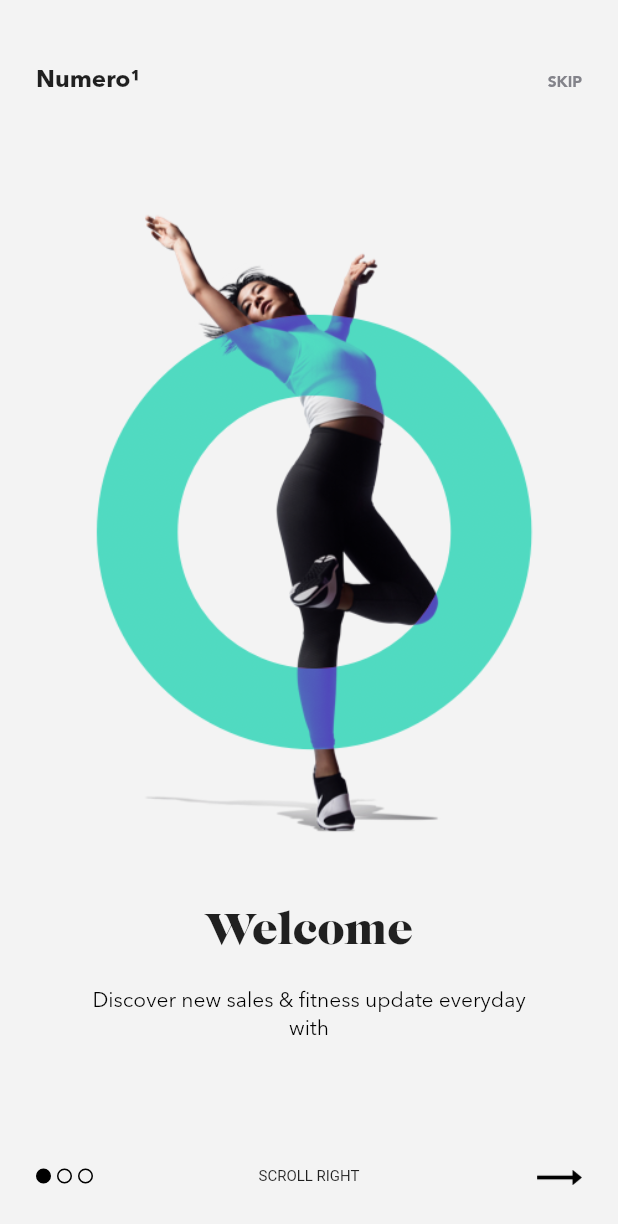
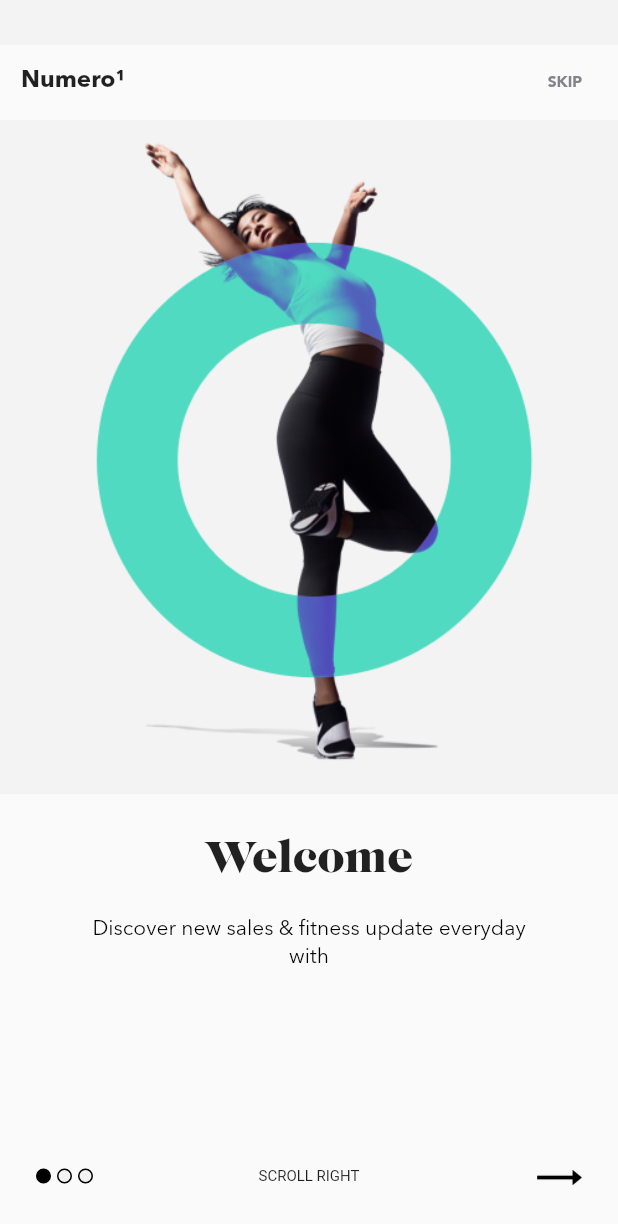
Before and after one commit to ioacode/FirstFlutter, a Flutter app: the screen it shows after launch, on a phone screen of 412 x 824 dp. Shown: the top 1224 px of the screen. Run offline on Flutter 3.47's test engine with Material 2 defaults, Android fonts, the phone set to English and light mode, and no system bars; drawn by our look-alikes of carousel_slider; Roboto replaces fonts that are missing (Avelir).

Commit message:
update intro story

```diff
--- a/lib/main.dart
+++ b/lib/main.dart
@@ -9,6 +9,43 @@ void main() => runApp(MaterialApp(
       home: HomePage(),
     ));
 
+
+//create position
+class settingPosition extends StatelessWidget {
+  @override
+  Widget build(BuildContext context) {
+    return Scaffold(
+      body: Column(
+        crossAxisAlignment: CrossAxisAlignment.stretch,
+        children: <Widget>[
+          Align(
+          alignment: Alignment.topCenter,
+          child: Container(
+            height: 80,
+            color: Colors.blue,
+            width: MediaQuery.of(context).size.width
+          ),
+        ), Expanded(
+          child: Container(
+            alignment: Alignment.center,
+            color: Colors.yellow,
+            width: MediaQuery.of(context).size.width
+          ),
+        ), Align(
+          alignment: Alignment.bottomCenter,
+          child: Container(
+            height: 80,
+            color: Colors.red,
+            width: MediaQuery.of(context).size.width
+          ),
+        )
+        ],
+      ),
+    );
+  }
+}
+
+//slider prosess
 class HomePage extends StatelessWidget {
   @override
   Widget build(BuildContext context) {
@@ -68,17 +105,20 @@ class _AppIntroState extends State<AppIntro> {
 
   @override
   Widget build(BuildContext context) {
-    return Column(
+    return Scaffold(
+      body: Column(
+        crossAxisAlignment: CrossAxisAlignment.stretch,
         children: <Widget>[
-        Container(
+          Align(
+            alignment: Alignment.topCenter,
+            child: Container(
+              height: 50,
               width: MediaQuery.of(context).size.width,
-          height: 50,
-          //color: Colors.cyanAccent, // Memberi warna pada container atas untuk perubahan warna
               child: Stack(
                 children: <Widget>[
                   Positioned(
                     top: 14,
-                left: 24,
+                    left: 14,
                     child: Text(
                       "Numero\u00B9",
                       style: TextStyle(fontFamily: "AvenirBold", fontSize: 16),
@@ -90,7 +130,7 @@ class _AppIntroState extends State<AppIntro> {
                     child: new Text(
                       widget.index == 2
                           ? "DONE"
-                      : "SKIP", //jika index sama dengan 2 response is DONE tapi jika tidak text SKIP
+                          : "SKIP",
                       style: TextStyle(
                           fontFamily: "SultanNahia",
                           fontSize: 14,
@@ -99,11 +139,13 @@ class _AppIntroState extends State<AppIntro> {
                   ),
                 ],
               ),
+            )
           ),
-        Container(
+          Expanded(
+             child: Container(
                 width: MediaQuery.of(context).size.width,
-          margin: EdgeInsets.only(top: 48),
                 height: MediaQuery.of(context).size.height - 208,
+                child: Center(
                   child: Column(children: <Widget>[
                     Image.asset(
                       imagePath[widget.index],
@@ -119,8 +161,7 @@ class _AppIntroState extends State<AppIntro> {
                     ),
                     Container(
                       margin: EdgeInsets.only(top: 20),
-              //padding: EdgeInsets.only(left: 24, right: 24),
-              padding: EdgeInsets.symmetric(horizontal: 55), //memberikan space left dan right dengan nilai yang sama
+                      padding: EdgeInsets.symmetric(horizontal: 55),
                       child: new RichText(
                           textAlign: TextAlign.center,
                           text: new TextSpan(
@@ -133,21 +174,147 @@ class _AppIntroState extends State<AppIntro> {
                     )
                   ]),
                 ),
-        Container(
-          margin: EdgeInsets.symmetric(horizontal: 24), //margin left and right handle with EdgeInsert.symetric horizontal
-          //color: Colors.red, //color from contrainer
-          height: 80, //height from margin
+          ),
+          ),
+          Align(
+            alignment: Alignment.bottomCenter,
+            child: Container(
+              margin: EdgeInsets.symmetric(horizontal: 24),
+              height: 80,
+              width: MediaQuery.of(context).size.width,
               child: Stack(children: <Widget>[
-            DotsIndicators(widget.index),  //function to indicator when select index position
+                DotsIndicators(widget.index),
                 Center(child: new Text(widget.index != 2 ? 'SCROLL RIGHT': '', style: TextStyle(fontFamily: "Avelir", fontSize:10),)),
                 Positioned(top: widget.index != 2 ? 36 : 0, right: 0,child: widget.index != 2 ? Image.asset('assets/images/arrow.png', width: 30,):  LetsGo()) //position right value like arrow right and change text in last index
               ],),
-        ), // memberi warna pada toolbar
-      ],
+            )
+          ),
+        ]
+      ),
     );
+
+
+
+    // Column(
+    //   children: <Widget>[
+    //     Container(
+    //       width: MediaQuery.of(context).size.width,
+    //       height: 50,
+    //       //color: Colors.cyanAccent, // Memberi warna pada container atas untuk perubahan warna
+    //       child: Stack(
+    //         children: <Widget>[
+    //           Positioned(
+    //             top: 14,
+    //             left: 24,
+    //             child: Text(
+    //               "Numero\u00B9",
+    //               style: TextStyle(fontFamily: "AvenirBold", fontSize: 16),
+    //             ),
+    //           ),
+    //           Positioned(
+    //             top: 16,
+    //             right: 24,
+    //             child: new Text(
+    //               widget.index == 2
+    //                   ? "DONE"
+    //                   : "SKIP", //jika index sama dengan 2 response is DONE tapi jika tidak text SKIP
+    //               style: TextStyle(
+    //                   fontFamily: "SultanNahia",
+    //                   fontSize: 14,
+    //                   color: textColor),
+    //             ),
+    //           ),
+    //         ],
+    //       ),
+    //     ),
+    //     Container(
+    //       color: Colors.red,
+    //       width: MediaQuery.of(context).size.width,
+    //       //margin: EdgeInsets.only(top: 12),
+    //       height: MediaQuery.of(context).size.height - 208,
+    //       child: Center(
+    //         child: Column(children: <Widget>[
+    //           Image.asset(
+    //             imagePath[widget.index],
+    //             height: 120,
+    //             width: 120,
+    //           ),
+    //           Padding(
+    //             padding: EdgeInsets.only(top: 24),
+    //             child: Center(
+    //                 child: new Text(
+    //               title[widget.index],
+    //               style: TextStyle(fontFamily: "Caslon", fontSize: 30),
+    //             )),
+    //           ),
+    //           Container(
+    //             margin: EdgeInsets.only(top: 20),
+    //             //padding: EdgeInsets.only(left: 24, right: 24),
+    //             padding: EdgeInsets.symmetric(horizontal: 55), //memberikan space left dan right dengan nilai yang sama
+    //             child: new RichText(
+    //                 textAlign: TextAlign.center,
+    //                 text: new TextSpan(
+    //                     style: new TextStyle(fontSize: 14.0, color: Colors.black),
+    //                     children: <TextSpan>[
+    //                       new TextSpan(
+    //                           text: description[widget.index],
+    //                           style: new TextStyle(fontFamily: 'Avenir')),
+    //                     ])),
+    //           )
+    //         ]),
+    //       ),
+    //     ),
+    //     Container(
+    //       margin: EdgeInsets.symmetric(horizontal: 24), //margin left and right handle with EdgeInsert.symetric horizontal
+    //       //color: Colors.red, //color from contrainer
+    //       height: 80, //height from margin
+    //       child: Stack(children: <Widget>[
+    //         DotsIndicators(widget.index),  //function to indicator when select index position
+    //         Center(child: new Text(widget.index != 2 ? 'SCROLL RIGHT': '', style: TextStyle(fontFamily: "Avelir", fontSize:10),)),
+    //         Positioned(top: widget.index != 2 ? 36 : 0, right: 0,child: widget.index != 2 ? Image.asset('assets/images/arrow.png', width: 30,):  LetsGo()) //position right value like arrow right and change text in last index
+    //       ],),
+    //     ), // memberi warna pada toolbar
+    //   ],
+    // );
   }
 }
 
+
+
+// //create position
+// class settingPosition extends StatelessWidget {
+//   @override
+//   Widget build(BuildContext context) {
+//     return Scaffold(
+//       body: Column(
+//         crossAxisAlignment: CrossAxisAlignment.stretch,
+//         children: <Widget>[
+//           Align(
+//           alignment: Alignment.topCenter,
+//           child: Container(
+//             height: 80,
+//             color: Colors.blue,
+//             width: MediaQuery.of(context).size.width
+//           ),
+//         ), Expanded(
+//           child: Container(
+//             alignment: Alignment.center,
+//             color: Colors.yellow,
+//             width: MediaQuery.of(context).size.width
+//           ),
+//         ), Align(
+//           alignment: Alignment.bottomCenter,
+//           child: Container(
+//             height: 80,
+//             color: Colors.red,
+//             width: MediaQuery.of(context).size.width
+//           ),
+//         )
+//         ],
+//       ),
+//     );
+//   }
+// }
 
 class DotsIndicators extends StatefulWidget {
   int pageIndex;
@@ -175,7 +342,7 @@ class LetsGo extends StatelessWidget {
   Widget build(BuildContext context) {
     return Container(
       width: 120,
-      height: MediaQuery.of(context).size.height,
+      height: MediaQuery.of(context).size.height - 20,
       color: Colors.black,
       child: Stack(children: <Widget>[
         Positioned(top: 32, left:24,child: Text("LET'S GO!", style: TextStyle(color: Colors.white, fontFamily: 'AvenirBold'),),)
```
Lines whose indentation alone changed are shown as unchanged.
